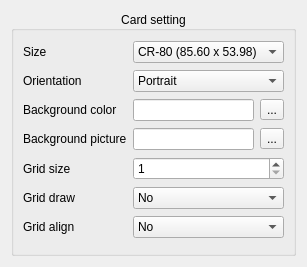
BackupTheBerlios/horux-svn, file HoruxCardDesigner/cardsetting.ui: the form before one commit.
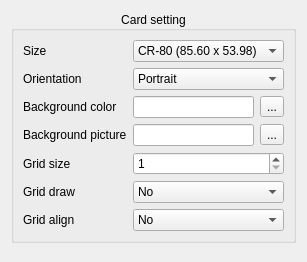
The form after the commit.

```diff
--- a/HoruxCardDesigner/cardsetting.ui
+++ b/HoruxCardDesigner/cardsetting.ui
@@ -6,20 +6,20 @@
    <rect>
     <x>0</x>
     <y>0</y>
-    <width>291</width>
-    <height>267</height>
+    <width>286</width>
+    <height>262</height>
    </rect>
   </property>
   <property name="maximumSize">
    <size>
     <width>16777215</width>
-    <height>267</height>
+    <height>16777215</height>
    </size>
   </property>
   <property name="windowTitle">
    <string>Form</string>
   </property>
-  <layout class="QGridLayout" name="gridLayout_2">
+  <layout class="QFormLayout" name="formLayout">
    <item row="0" column="0">
     <widget class="QGroupBox" name="groupBox">
      <property name="title">
```
